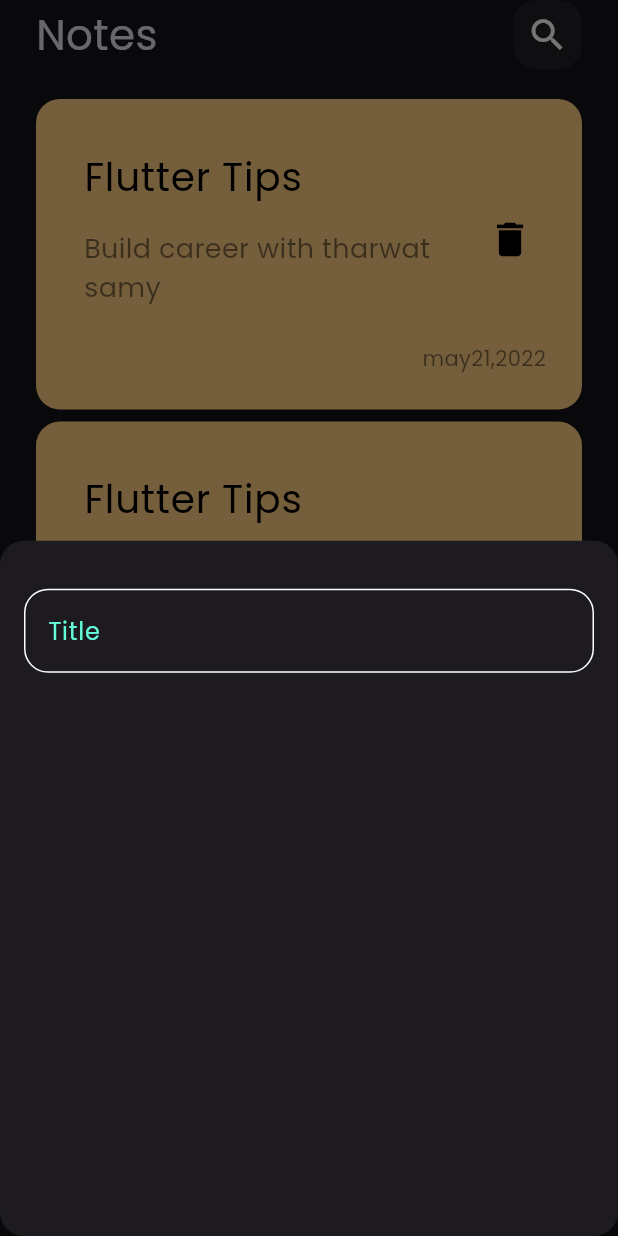
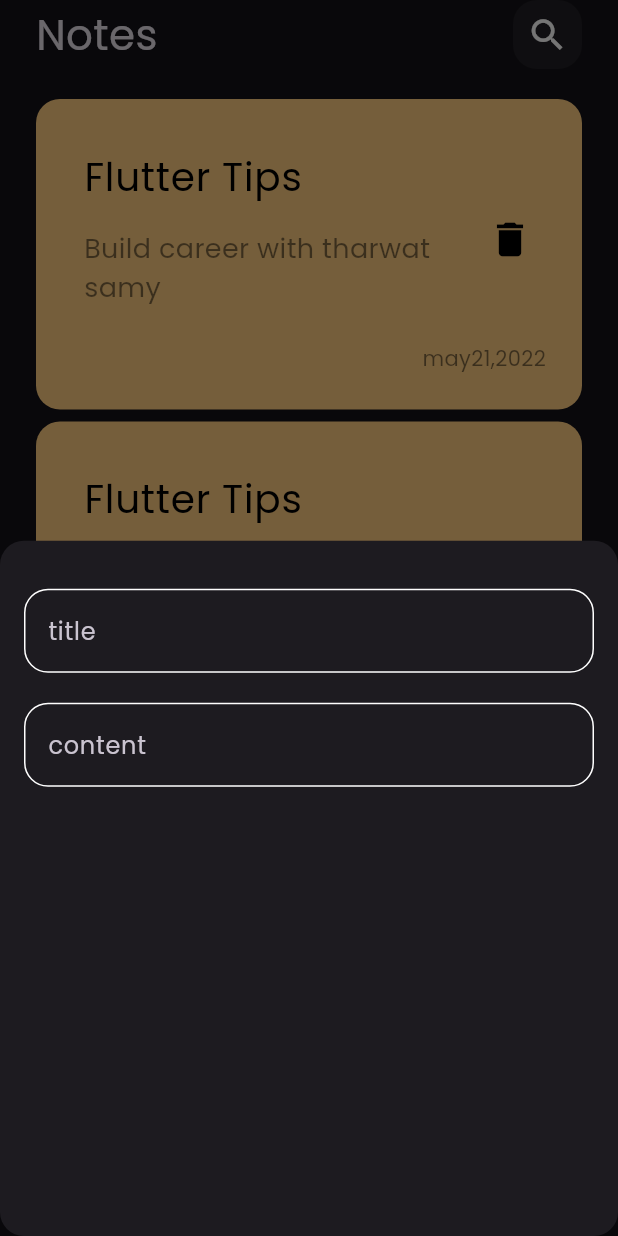
Before and after one commit to amirasaleh/notesApp, a Flutter app: the screen it shows after launch, after a tap on the "add" icon, on a phone screen of 412 x 824 dp. Run offline on Flutter 3.47's test engine with Material 3 defaults, Android fonts, the phone set to English and light mode, and no system bars.

Commit message:
add field to note bottom sheet

```diff
--- a/lib/views/widgets/text_field.dart
+++ b/lib/views/widgets/custom_text_field.dart
@@ -2,28 +2,28 @@ import 'package:flutter/material.dart';
 import 'package:notesapp/constants.dart';
 
 class CustomTextField extends StatelessWidget {
-  const CustomTextField({super.key});
+  const CustomTextField({
+    super.key,
+    required this.hint,  this.maxLines=1,
+  });
+  final String hint;
+  final int maxLines;
 
   @override
   Widget build(BuildContext context) {
-    return  TextField(
+    return TextField(
       cursorColor: kPrimayColor,
       decoration: InputDecoration(
-        hintText: 'Title',
-        hintStyle:const TextStyle(
-          color: kPrimayColor
-        ),
-        border: buildBorder(),
-        enabledBorder: buildBorder(),
-        focusedBorder: buildBorder(kPrimayColor)
-      ),
+          hintText: hint,
+          border: buildBorder(),
+          enabledBorder: buildBorder(),
+          focusedBorder: buildBorder(kPrimayColor)),
     );
   }
 
   OutlineInputBorder buildBorder([color]) {
     return OutlineInputBorder(
         borderRadius: BorderRadius.circular(16),
-        borderSide:  BorderSide(color: color ??Colors.white)
-      );
+        borderSide: BorderSide(color: color ?? Colors.white));
   }
 }
--- a/lib/views/widgets/note_add_buttom_sheet.dart
+++ b/lib/views/widgets/note_add_buttom_sheet.dart
@@ -1,20 +1,32 @@
+
+import 'dart:math';
 
 import 'package:flutter/material.dart';
-import 'package:notesapp/views/widgets/text_field.dart';
+import 'package:notesapp/views/widgets/custom_text_field.dart';
 
 class NoteAddButtomSheet extends StatelessWidget {
   const NoteAddButtomSheet({super.key});
 
   @override
   Widget build(BuildContext context) {
-    return Padding(
-      padding: const EdgeInsets.symmetric(horizontal: 16),
+    return const Padding(
+      padding:  EdgeInsets.symmetric(horizontal: 16),
       child: Column(
-        children: [
+        children:[
           SizedBox(
             height: 32,
           ),
-          CustomTextField()
+          CustomTextField(
+            hint: 'title',
+          ),
+          SizedBox(
+            height: 20,
+          ),
+          CustomTextField(
+            hint: 'content',
+            maxLines: 5,
+          )
+
         ],
       ),
     );
```
